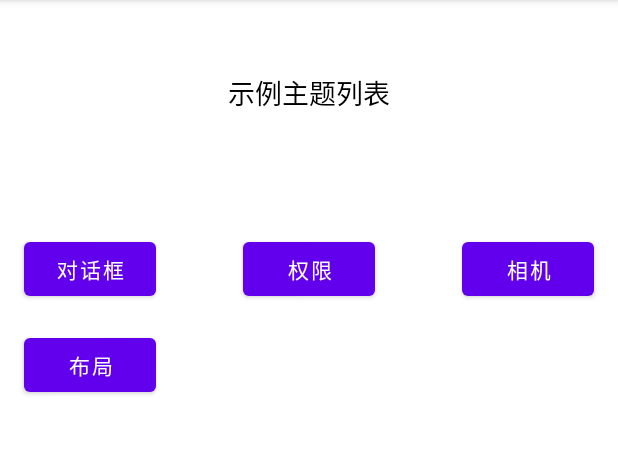
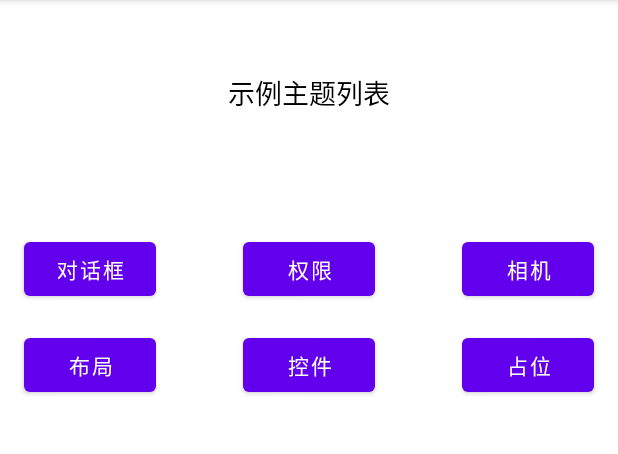
Before and after one commit to JenkingWang/android_kotlin_sample, an Android app: the screen it shows after launch (MainActivity), on a phone screen of 412 x 824 dp, the part 84-538 px from its top. Run offline under Robolectric (Android 15) with nearby library versions, the phone set to English and light mode, and no system bars.

Commit message:
控件-按钮完成

```diff
--- a/app/src/main/java/com/example/kotlinsample/MainActivity.kt
+++ b/app/src/main/java/com/example/kotlinsample/MainActivity.kt
@@ -8,6 +8,7 @@ import com.example.kotlinsample.camera.CameraActivity
 import com.example.kotlinsample.dialog.DialogActivity
 import com.example.kotlinsample.layout.LayoutActivity
 import com.example.kotlinsample.permission.PermissionActivity
+import com.example.kotlinsample.view.ViewActivity
 
 /**
  * @author Jenking Wang
@@ -58,5 +59,14 @@ class MainActivity : AppCompatActivity() {
             val intent = Intent(this, LayoutActivity::class.java)
             startActivity(intent)
         }
+
+        /**
+         * 点击控件
+         */
+        val btnView: Button = findViewById(R.id.btn_view)
+        btnView.setOnClickListener {
+            val intent = Intent(this, ViewActivity::class.java)
+            startActivity(intent)
+        }
     }
 }
--- a/app/src/main/res/layout/activity_main.xml
+++ b/app/src/main/res/layout/activity_main.xml
@@ -68,10 +68,29 @@
                     android:id="@+id/btn_layout"
                     android:layout_width="wrap_content"
                     android:layout_height="wrap_content"
+                    android:layout_marginStart="16dp"
                     android:layout_marginTop="16dp"
                     android:text="布局"
-                    app:layout_constraintStart_toStartOf="@+id/btn_dialog_normal"
+                    app:layout_constraintStart_toStartOf="parent"
                     app:layout_constraintTop_toBottomOf="@+id/btn_dialog_normal" />
+
+                <Button
+                    android:id="@+id/button"
+                    android:layout_width="wrap_content"
+                    android:layout_height="wrap_content"
+                    android:layout_marginEnd="16dp"
+                    android:text="占位"
+                    app:layout_constraintEnd_toEndOf="parent"
+                    app:layout_constraintStart_toStartOf="@+id/btn_camera"
+                    app:layout_constraintTop_toTopOf="@+id/btn_view" />
+
+                <Button
+                    android:id="@+id/btn_view"
+                    android:layout_width="wrap_content"
+                    android:layout_height="wrap_content"
+                    android:text="控件"
+                    app:layout_constraintStart_toStartOf="@+id/btn_permission"
+                    app:layout_constraintTop_toTopOf="@+id/btn_layout" />
 
 
             </androidx.constraintlayout.widget.ConstraintLayout>
```
Also changed, not shown: app/src/main/AndroidManifest.xml (+7 -0 lines), app/src/main/java/com/example/kotlinsample/view/ButtonActivity.kt (added, +58 -0 lines), app/src/main/java/com/example/kotlinsample/view/ViewActivity.kt (added, +31 -0 lines), app/src/main/res/layout/activity_button.xml (added, +71 -0 lines), app/src/main/res/layout/activity_view.xml (added, +18 -0 lines), app/src/main/res/mipmap-xxhdpi/play.jpeg (added).
